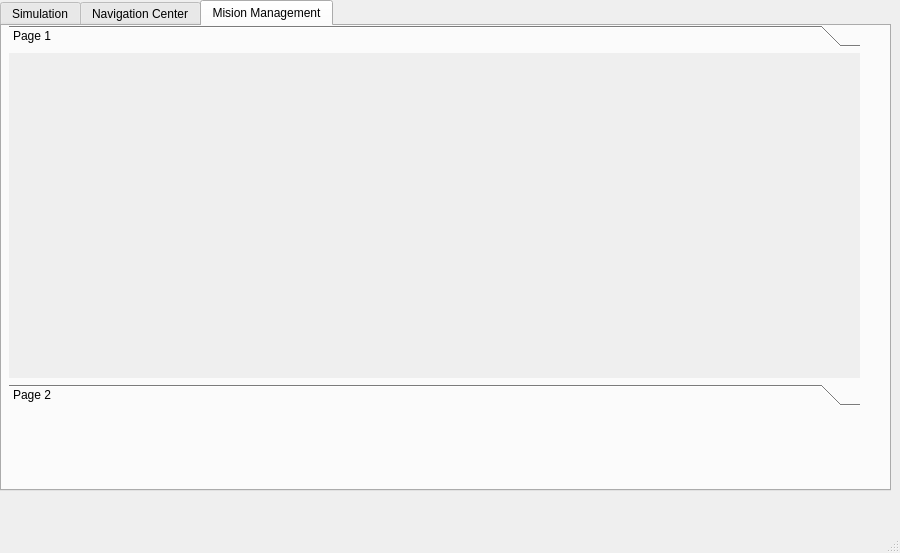
Before: the Qt Designer form wing_ros_ws/src/wing_navigator/scripts/demo_app.ui in amirrezasadeqi/funnywing, drawn with Qt 5.
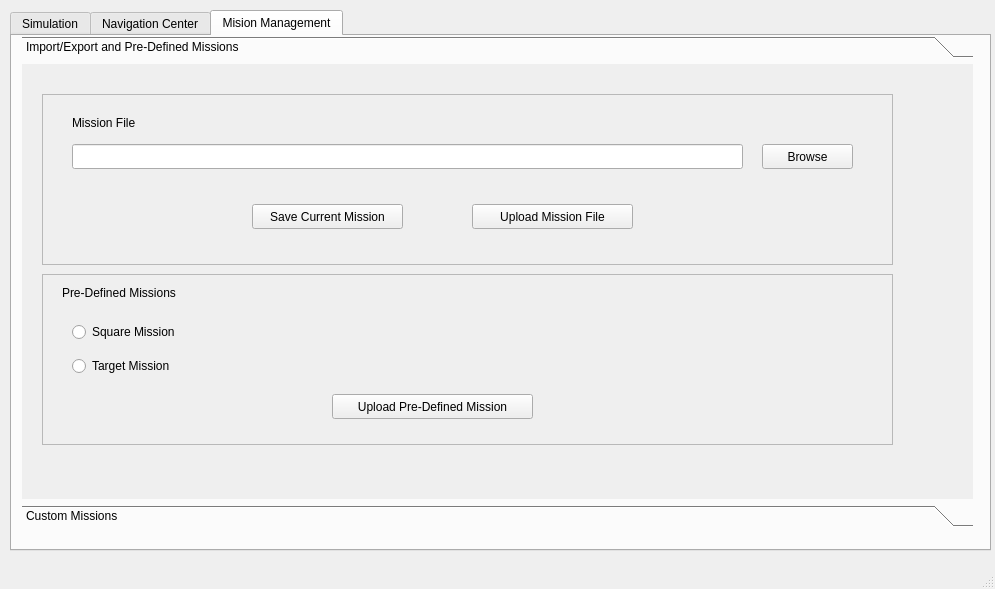
After: the same form once the commit is applied. The open tabs and pages were chosen to show the change.

Commit message: First Polished Version of GUI Theme.

What changed in the file:
```diff
--- a/wing_ros_ws/src/wing_navigator/scripts/demo_app.ui
+++ b/wing_ros_ws/src/wing_navigator/scripts/demo_app.ui
@@ -6,8 +6,8 @@
    <rect>
     <x>0</x>
     <y>0</y>
-    <width>900</width>
-    <height>553</height>
+    <width>995</width>
+    <height>589</height>
    </rect>
   </property>
   <property name="windowTitle">
@@ -20,10 +20,10 @@
    <widget class="QTabWidget" name="tabWidget">
     <property name="geometry">
      <rect>
-      <x>0</x>
-      <y>0</y>
-      <width>891</width>
-      <height>491</height>
+      <x>10</x>
+      <y>10</y>
+      <width>981</width>
+      <height>541</height>
      </rect>
     </property>
     <property name="currentIndex">
@@ -266,10 +266,10 @@
      <widget class="QToolBox" name="toolBox">
       <property name="geometry">
        <rect>
-        <x>7</x>
-        <y>-1</y>
-        <width>851</width>
-        <height>381</height>
+        <x>10</x>
+        <y>0</y>
+        <width>951</width>
+        <height>491</height>
        </rect>
       </property>
       <property name="currentIndex">
@@ -280,13 +280,159 @@
         <rect>
          <x>0</x>
          <y>0</y>
-         <width>100</width>
-         <height>30</height>
+         <width>951</width>
+         <height>429</height>
         </rect>
        </property>
        <attribute name="label">
-        <string>Page 1</string>
+        <string>Import/Export and Pre-Defined Missions</string>
        </attribute>
+       <widget class="QFrame" name="frame_4">
+        <property name="geometry">
+         <rect>
+          <x>20</x>
+          <y>30</y>
+          <width>851</width>
+          <height>171</height>
+         </rect>
+        </property>
+        <property name="frameShape">
+         <enum>QFrame::StyledPanel</enum>
+        </property>
+        <property name="frameShadow">
+         <enum>QFrame::Raised</enum>
+        </property>
+        <widget class="QLabel" name="label_11">
+         <property name="geometry">
+          <rect>
+           <x>30</x>
+           <y>20</y>
+           <width>81</width>
+           <height>17</height>
+          </rect>
+         </property>
+         <property name="text">
+          <string>Mission File</string>
+         </property>
+        </widget>
+        <widget class="QLineEdit" name="lineEdit_8">
+         <property name="geometry">
+          <rect>
+           <x>30</x>
+           <y>50</y>
+           <width>671</width>
+           <height>25</height>
+          </rect>
+         </property>
+        </widget>
+        <widget class="QPushButton" name="pushButton_6">
+         <property name="geometry">
+          <rect>
+           <x>720</x>
+           <y>50</y>
+           <width>91</width>
+           <height>25</height>
+          </rect>
+         </property>
+         <property name="text">
+          <string>Browse</string>
+         </property>
+        </widget>
+        <widget class="QPushButton" name="pushButton_7">
+         <property name="geometry">
+          <rect>
+           <x>210</x>
+           <y>110</y>
+           <width>151</width>
+           <height>25</height>
+          </rect>
+         </property>
+         <property name="text">
+          <string>Save Current Mission</string>
+         </property>
+        </widget>
+        <widget class="QPushButton" name="pushButton_8">
+         <property name="geometry">
+          <rect>
+           <x>430</x>
+           <y>110</y>
+           <width>161</width>
+           <height>25</height>
+          </rect>
+         </property>
+         <property name="text">
+          <string>Upload Mission File</string>
+         </property>
+        </widget>
+       </widget>
+       <widget class="QFrame" name="frame_5">
+        <property name="geometry">
+         <rect>
+          <x>20</x>
+          <y>210</y>
+          <width>851</width>
+          <height>171</height>
+         </rect>
+        </property>
+        <property name="frameShape">
+         <enum>QFrame::StyledPanel</enum>
+        </property>
+        <property name="frameShadow">
+         <enum>QFrame::Raised</enum>
+        </property>
+        <widget class="QLabel" name="label_12">
+         <property name="geometry">
+          <rect>
+           <x>20</x>
+           <y>10</y>
+           <width>141</width>
+           <height>17</height>
+          </rect>
+         </property>
+         <property name="text">
+          <string>Pre-Defined Missions</string>
+         </property>
+        </widget>
+        <widget class="QPushButton" name="pushButton_9">
+         <property name="geometry">
+          <rect>
+           <x>290</x>
+           <y>120</y>
+           <width>201</width>
+           <height>25</height>
+          </rect>
+         </property>
+         <property name="text">
+          <string>Upload Pre-Defined Mission</string>
+         </property>
+        </widget>
+        <widget class="QWidget" name="">
+         <property name="geometry">
+          <rect>
+           <x>30</x>
+           <y>40</y>
+           <width>141</width>
+           <height>71</height>
+          </rect>
+         </property>
+         <layout class="QVBoxLayout" name="verticalLayout_3">
+          <item>
+           <widget class="QRadioButton" name="radioButton">
+            <property name="text">
+             <string>Square Mission</string>
+            </property>
+           </widget>
+          </item>
+          <item>
+           <widget class="QRadioButton" name="radioButton_2">
+            <property name="text">
+             <string>Target Mission</string>
+            </property>
+           </widget>
+          </item>
+         </layout>
+        </widget>
+       </widget>
       </widget>
       <widget class="QWidget" name="page_2">
        <property name="geometry">
@@ -298,7 +444,7 @@
         </rect>
        </property>
        <attribute name="label">
-        <string>Page 2</string>
+        <string>Custom Missions</string>
        </attribute>
       </widget>
      </widget>
```
Left out of the diff: 457 changed lines with no effect on the pictures.
